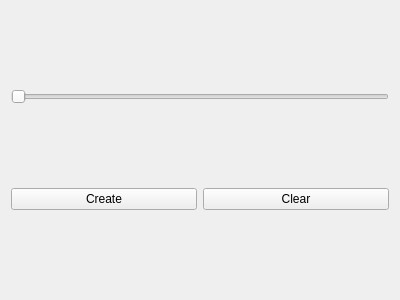
This is grid.ui in quocson95/BugAV as Qt 5 draws it before an edit. The edited form follows.
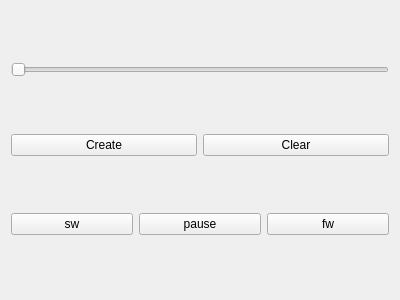
This is the edited form.

Commit message: [update]: add gui for slow, fast, pause video

```diff
--- a/grid.ui
+++ b/grid.ui
@@ -45,6 +45,31 @@
      </item>
     </layout>
    </item>
+   <item>
+    <layout class="QHBoxLayout" name="horizontalLayout_2">
+     <item>
+      <widget class="QPushButton" name="btnSw">
+       <property name="text">
+        <string>sw</string>
+       </property>
+      </widget>
+     </item>
+     <item>
+      <widget class="QPushButton" name="btnPause">
+       <property name="text">
+        <string>pause</string>
+       </property>
+      </widget>
+     </item>
+     <item>
+      <widget class="QPushButton" name="btnFw">
+       <property name="text">
+        <string>fw</string>
+       </property>
+      </widget>
+     </item>
+    </layout>
+   </item>
   </layout>
  </widget>
  <resources/>
```
The commit also changes 3 other files.
